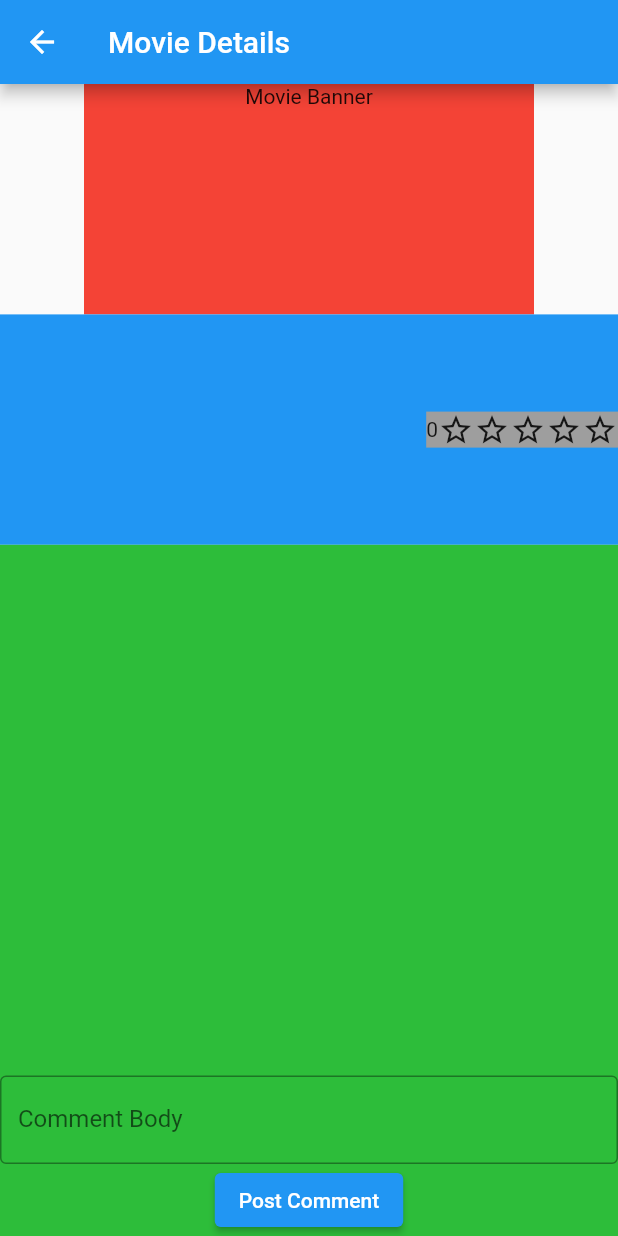
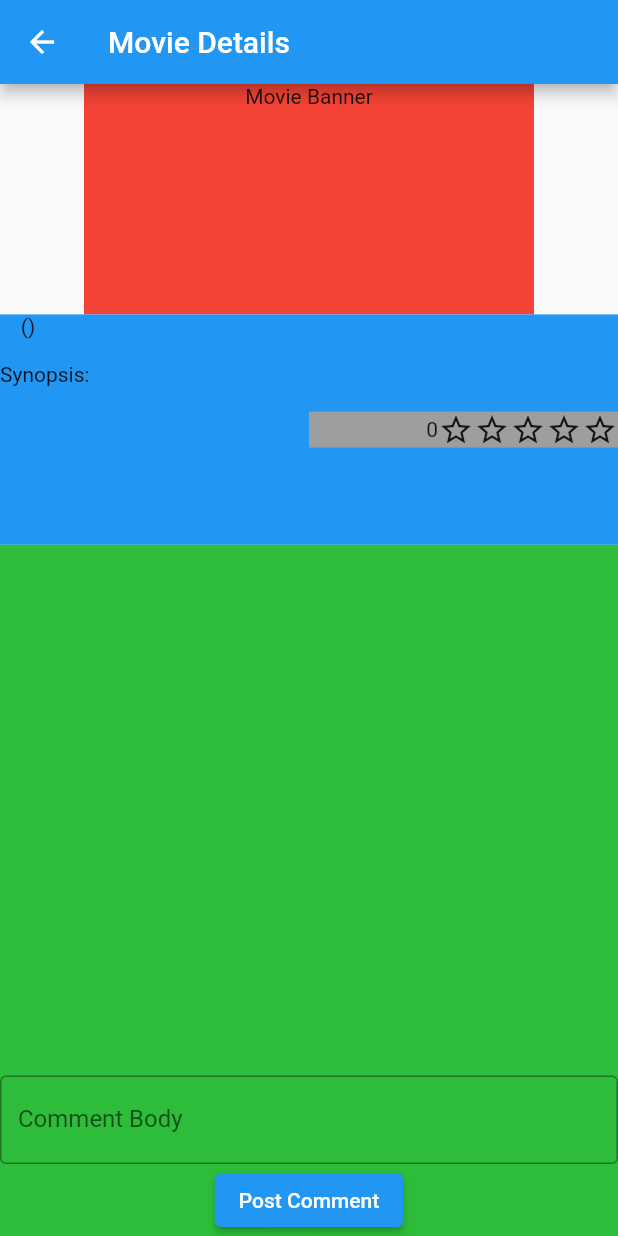
Before and after one commit to Kaory-lang/imdf, a Flutter app: the MovieScreen screen opened directly with empty values, on a phone screen of 412 x 824 dp. Run offline on Flutter 3.47's test engine with Material 2 defaults, Android fonts, the phone set to English and light mode, and no system bars; our stand-ins replace firebase_auth, firebase_core; accounts and stored records are empty; network calls fail.

Commit message:
Add: In MovieScreen header, synopsis of the movie

```diff
--- a/flutter-project/imdf/lib/widgets/HeaderSection.dart
+++ b/flutter-project/imdf/lib/widgets/HeaderSection.dart
@@ -58,20 +58,35 @@ class _HeaderState extends State<Header> {
       color: Colors.blue,
       height: 100,
       child: new Row(
-        mainAxisAlignment: MainAxisAlignment.spaceBetween,
         children: <Widget>[
-          new Column(
+          new Expanded(
+            child: new Column(
               mainAxisAlignment: MainAxisAlignment.center,
+              crossAxisAlignment: CrossAxisAlignment.start,
+              children: <Widget>[
+                new Row(
                   children: <Widget>[
                     new Text(this.data["movie_Name"]),
-              new Text(gendersText),
+                    new Text("    (${gendersText})"),
+                  ]
+                ),
+                new Text(""),
+                new Expanded(
+                  child: new SingleChildScrollView(
+                    scrollDirection: Axis.vertical,
+                    child: new Text("Synopsis: ${this.data['movie_Synopsis']}"),
+                  ),
+                ),
               ],
             ),
+          ),
 
-          new Container(
+          new Expanded(
+            child: new Container(
               color: Colors.grey,
               child: ValorationStarsBox(data: this.data, uid: this.uid)
-          )
+            ),
+          ),
         ],
       ),
     );
--- a/flutter-project/imdf/lib/widgets/ValorationStarsBox.dart
+++ b/flutter-project/imdf/lib/widgets/ValorationStarsBox.dart
@@ -112,6 +112,7 @@ class _ValorationStarsBoxState extends State<ValorationStarsBox> {
   @override
   Widget build(BuildContext context) {
     return new Row(
+      mainAxisAlignment: MainAxisAlignment.end,
       children: [new Text(this.valoration.toString()), ...this.stars],
     );
   }
```
Lines whose indentation alone changed are shown as unchanged.
